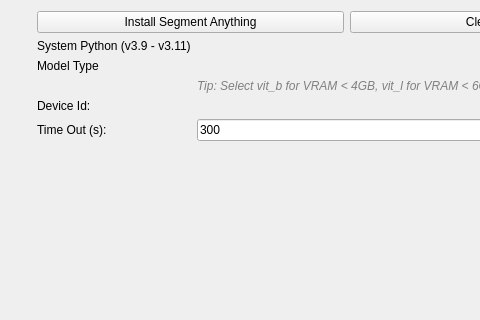
Qt form Plugins/org.mitk.gui.qt.segmentation/src/QmitkSegmentAnythingPreferencePage.ui (MITK/MITK) before a commit; both pictures show x 0 to 480 and y 0 to 320 of the 656 by 779 pixel window.
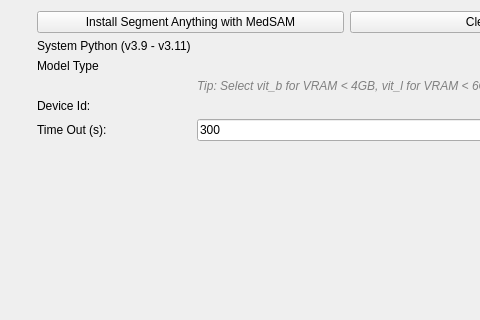
The same form after that commit. Custom widgets are drawn as their Qt base class.

Commit message: MedSAM Preference UI update

Diff of the .ui file:
```diff
--- a/Plugins/org.mitk.gui.qt.segmentation/src/QmitkSegmentAnythingPreferencePage.ui
+++ b/Plugins/org.mitk.gui.qt.segmentation/src/QmitkSegmentAnythingPreferencePage.ui
@@ -28,7 +28,7 @@
         </sizepolicy>
        </property>
        <property name="text">
-        <string>Install Segment Anything</string>
+        <string>Install Segment Anything with MedSAM</string>
        </property>
       </widget>
      </item>
```
The commit also changes 2 other files.
